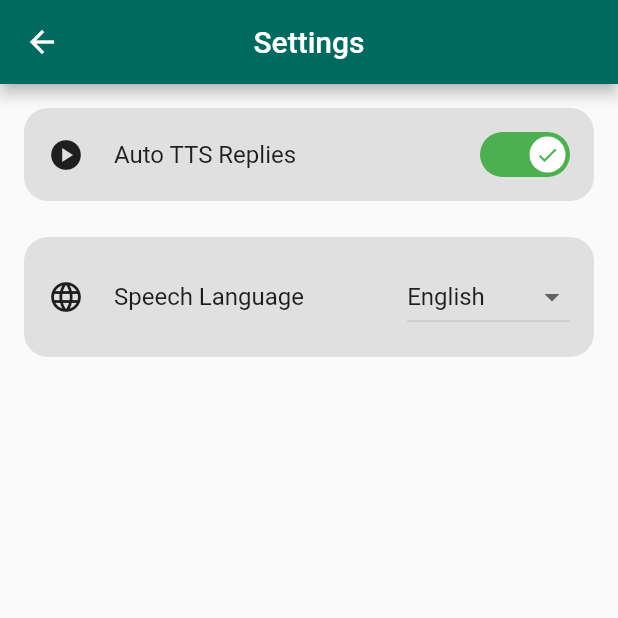
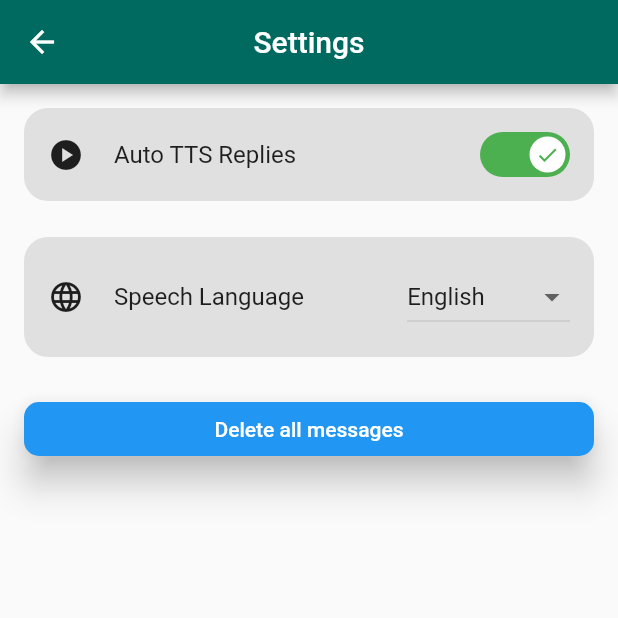
Before and after one commit to luong07734/voice_gpt, a Flutter app: the screen it shows after launch, after a tap on the "settings" icon, on a phone screen of 412 x 824 dp, the top half of it. Run offline on Flutter 3.47's test engine with Material 2 defaults, Android fonts, the light colour scheme and no system bars; our stand-ins replace flutter_svg, flutter_tts, shared_preferences, speech_to_text; missing offline and left inert: dart_openai.

Commit message:
Handle save messages
- save messages when exit app
- load messages when open app
- delete messages when clicking a button

```diff
--- a/lib/data/shared_preferences/constants/shared_preferences_keys.dart
+++ b/lib/data/shared_preferences/constants/shared_preferences_keys.dart
@@ -3,4 +3,5 @@ class SharedPreferenceKeys {
 
   static const String currentSpeechLanguage = "currentSpeechLanguage";
   static const String isAutoTTS = 'isAutoTTS';
+  static const String messages = 'messages';
 }
--- a/lib/main.dart
+++ b/lib/main.dart
@@ -36,3 +36,5 @@ class MyApp extends StatelessWidget {
 
 // TODO: xu ly play/stop
 // TODO: xu ly history cua vanban
+
+// TODO: check lai autotts chua duoc dung
--- a/lib/models/chat_message.dart
+++ b/lib/models/chat_message.dart
@@ -1,6 +1,20 @@
 class ChatMessage {
-  ChatMessage(this.content, this.isUserMessage);
+  ChatMessage({required this.content,required this.isUserMessage});
 
-  final String content;
-  final bool isUserMessage;
+  String content;
+  bool isUserMessage;
+
+  factory ChatMessage.fromJson(Map<String, dynamic> json) {
+    return ChatMessage(
+      content: json['content'],
+      isUserMessage: json['isUserMessage'],
+    );
+  }
+
+  Map<String, dynamic> toJson() {
+    final Map<String, dynamic> data = Map<String, dynamic>();
+    data['content'] = this.content;
+    data['isUserMessage'] = this.isUserMessage;
+    return data;
+  }
 }
--- a/lib/widgets/chat_screen.dart
+++ b/lib/widgets/chat_screen.dart
@@ -1,9 +1,13 @@
 // chat_page.dart
+import 'dart:convert';
+
 import 'package:flutter/material.dart';
 import 'package:provider/provider.dart';
+import 'package:shared_preferences/shared_preferences.dart';
 import 'package:voice_gpt/data/apis/chat_apis.dart';
 import 'package:voice_gpt/data/providers/is_auto_tts.dart';
 import 'package:voice_gpt/data/providers/speech_language.dart';
+import 'package:voice_gpt/data/shared_preferences/constants/shared_preferences_keys.dart';
 import 'package:voice_gpt/models/chat_message.dart';
 import 'package:voice_gpt/widgets/components/message_bubble.dart';
 import 'package:voice_gpt/widgets/components/message_compose.dart';
@@ -17,22 +21,66 @@ class ChatPage extends StatefulWidget {
 
   final ChatApi chatApi;
 
+  static _ChatPageState? of(BuildContext context) =>
+      context.findAncestorStateOfType<_ChatPageState>();
   @override
   State<ChatPage> createState() => _ChatPageState();
 }
 
-class _ChatPageState extends State<ChatPage> {
-  final _messages = <ChatMessage>[
-    // ChatMessage('Hello, how can I help?', false),
-  ];
+class _ChatPageState extends State<ChatPage> with WidgetsBindingObserver {
+  // var _messages = <ChatMessage>[
+  //   // ChatMessage('Hello, how can I help?', false),
+  // ];
+
+  List<ChatMessage> _messages = [];
+  final ScrollController _scrollController = ScrollController();
+
+  @override
+  void initState() {
+    print('init state');
+    super.initState();
+    WidgetsBinding.instance.addObserver(this);
+    loadMessages().then((loadedMessages) {
+      setState(() {
+        _messages = loadedMessages;
+        print('load message');
+      });
+    });
+    WidgetsBinding.instance.addPostFrameCallback((_) => _scrollToBottom());
+  }
 
   var _awaitingResponse = false;
 
+  Future<void> saveMessages() async {
+    final prefs = await SharedPreferences.getInstance();
+    final jsonList = _messages.map((message) => jsonEncode(message)).toList();
+    await prefs.setStringList(SharedPreferenceKeys.messages, jsonList);
+  }
+
+  Future<List<ChatMessage>> loadMessages() async {
+    final prefs = await SharedPreferences.getInstance();
+    final jsonList = prefs.getStringList(SharedPreferenceKeys.messages) ?? [];
+    final messages =
+        jsonList.map((json) => ChatMessage.fromJson(jsonDecode(json))).toList();
+    return messages;
+  }
+
+  void _scrollToBottom() async {
+    print("scrolled");
+    await Future.delayed(Duration(milliseconds: 100));
+    _scrollController.animateTo(
+      _scrollController.position.maxScrollExtent,
+      duration: Duration(milliseconds: 500),
+      curve: Curves.easeInOut,
+    );
+  }
+
   Future<void> _onSubmitted(String message) async {
     setState(() {
-      _messages.add(ChatMessage(message, true));
+      _messages.add(ChatMessage(content: message, isUserMessage: true));
       _awaitingResponse = true;
     });
+    _scrollToBottom();
     try {
       final response;
       if (_messages.length < 6) {
@@ -42,9 +90,10 @@ class _ChatPageState extends State<ChatPage> {
             .completeChat(_messages.sublist(_messages.length - 5));
       }
       setState(() {
-        _messages.add(ChatMessage(response, false));
+        _messages.add(ChatMessage(content: response, isUserMessage: false));
         _awaitingResponse = false;
       });
+      _scrollToBottom();
     } catch (err) {
       print(err);
       ScaffoldMessenger.of(context).showSnackBar(
@@ -54,6 +103,28 @@ class _ChatPageState extends State<ChatPage> {
         _awaitingResponse = false;
       });
     }
+  }
+
+  void deleteMessages() {
+    print("delete messages of chat screen");
+    setState(() {
+      _messages.clear();
+    });
+  }
+
+  @override
+  void dispose() {
+    print('dispose');
+
+    WidgetsBinding.instance.removeObserver(this);
+    super.dispose();
+  }
+
+  @override
+  void didChangeAppLifecycleState(AppLifecycleState state) {
+    print('did change app');
+    saveMessages();
+    print('save message');
   }
 
   @override
@@ -73,7 +144,15 @@ class _ChatPageState extends State<ChatPage> {
               Navigator.push(
                 context,
                 MaterialPageRoute(builder: (context) => SettingsScreen()),
-              );
+              ).then((result) {
+                // Handle result from second page
+                if (result == true) {
+                  setState(() {
+                    print("delete and refreshui");
+                    _messages.clear();
+                  });
+                }
+              });
               null;
             },
           ),
@@ -83,6 +162,7 @@ class _ChatPageState extends State<ChatPage> {
         children: [
           Expanded(
             child: ListView(
+              controller: _scrollController,
               children: [
                 ..._messages.map((msg) {
                   return MessageBubble(
--- a/lib/widgets/setting_screen.dart
+++ b/lib/widgets/setting_screen.dart
@@ -1,7 +1,10 @@
 import 'package:flutter/material.dart';
 import 'package:provider/provider.dart';
+import 'package:shared_preferences/shared_preferences.dart';
 import 'package:voice_gpt/data/providers/is_auto_tts.dart';
 import 'package:voice_gpt/data/providers/speech_language.dart';
+import 'package:voice_gpt/data/shared_preferences/constants/shared_preferences_keys.dart';
+import 'package:voice_gpt/widgets/chat_screen.dart';
 import 'package:voice_gpt/widgets/components/custom_switch.dart';
 
 class SettingsScreen extends StatefulWidget {
@@ -12,6 +15,24 @@ class SettingsScreen extends StatefulWidget {
 class _SettingsScreenState extends State<SettingsScreen> {
   bool _isToggleOn = true;
   String _selectedLanguage = 'English';
+  late SharedPreferences _prefs;
+
+  @override
+  void initState() {
+    super.initState();
+    _initSharedPreferences();
+  }
+
+  void _initSharedPreferences() async {
+    _prefs = await SharedPreferences.getInstance();
+  }
+
+  void _deleteData() async {
+    await _prefs.remove(SharedPreferenceKeys.messages);
+    print('delete messages');
+    // Refresh UI if necessary
+    setState(() {});
+  }
 
   @override
   Widget build(BuildContext context) {
@@ -128,6 +149,28 @@ class _SettingsScreenState extends State<SettingsScreen> {
                 ],
               ),
             ),
+            SizedBox(height: 24.0),
+            Container(
+              width: double.infinity,
+              child: ElevatedButton(
+                onPressed: () {
+                  _deleteData();
+                  // ChatPage.of(context)?.deleteMessages();
+                  Navigator.pop(context, true);
+                },
+                style: ElevatedButton.styleFrom(
+                  shape: RoundedRectangleBorder(
+                    borderRadius: BorderRadius.circular(10),
+                  ),
+                  backgroundColor: Colors.blue,
+                  elevation: 10,
+                ),
+                child: Text(
+                  'Delete all messages',
+                  style: TextStyle(color: Colors.white),
+                ),
+              ),
+            ),
           ],
         ),
       ),
```
